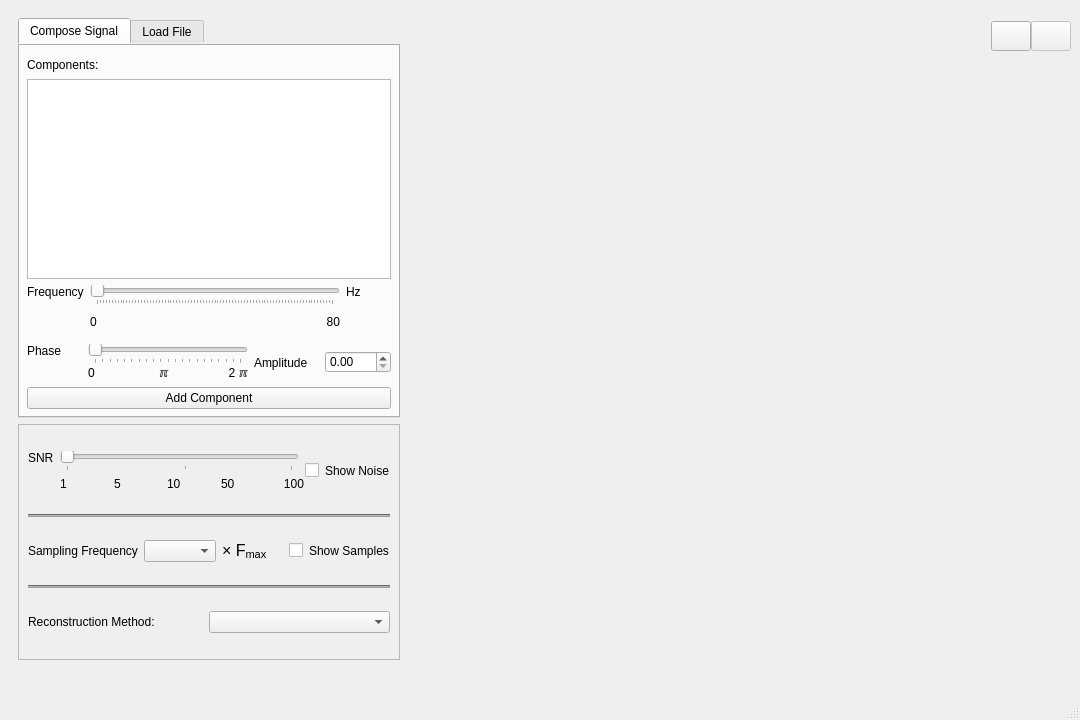
Before: the Qt Designer form UI/grid_view.ui in MohamedHisham20/Sampling-Theory-Studio, drawn with Qt 5.
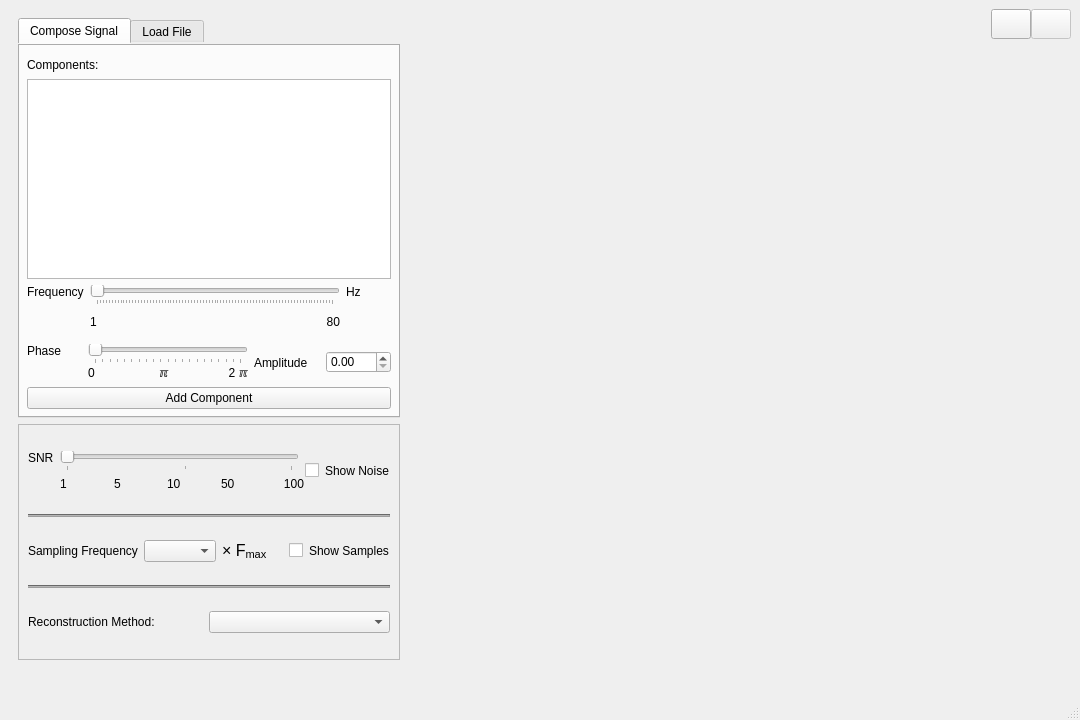
After: the same form once the commit is applied. Icons and pictures are not drawn.

Commit message: ui yarab done ay 7aga

Patch:
```diff
--- a/UI/grid_view.ui
+++ b/UI/grid_view.ui
@@ -2274,7 +2274,7 @@
                     </size>
                    </property>
                    <property name="text">
-                    <string>0</string>
+                    <string>1</string>
                    </property>
                   </widget>
                  </item>
@@ -2428,7 +2428,7 @@
                </property>
                <property name="maximumSize">
                 <size>
-                 <width>60</width>
+                 <width>70</width>
                  <height>16777215</height>
                 </size>
                </property>
@@ -2726,6 +2726,9 @@
     </item>
     <item>
      <layout class="QVBoxLayout" name="right_container">
+      <property name="spacing">
+       <number>0</number>
+      </property>
       <item>
        <widget class="QWidget" name="grid_list_buttons" native="true">
         <property name="maximumSize">
@@ -2797,7 +2800,11 @@
        </widget>
       </item>
       <item>
+       <widget class="QWidget" name="ay_7aga" native="true">
        <layout class="QHBoxLayout" name="graphs_layout">
+         <property name="spacing">
+          <number>0</number>
+         </property>
         <item>
          <layout class="QVBoxLayout" name="left_vertical_layout">
           <property name="spacing">
@@ -2853,6 +2860,9 @@
               <height>300</height>
              </size>
             </property>
+             <property name="styleSheet">
+              <string notr="true">border-color: rgb(255, 255, 255);</string>
+             </property>
             <layout class="QVBoxLayout" name="verticalLayout_4">
              <property name="spacing">
               <number>0</number>
@@ -2945,6 +2955,7 @@
          </layout>
         </item>
        </layout>
+       </widget>
       </item>
      </layout>
     </item>
```
Left out of the diff: 10 changed lines with no effect on the pictures. Lines whose indentation alone changed are shown as unchanged. The commit also changes 1 other file.
